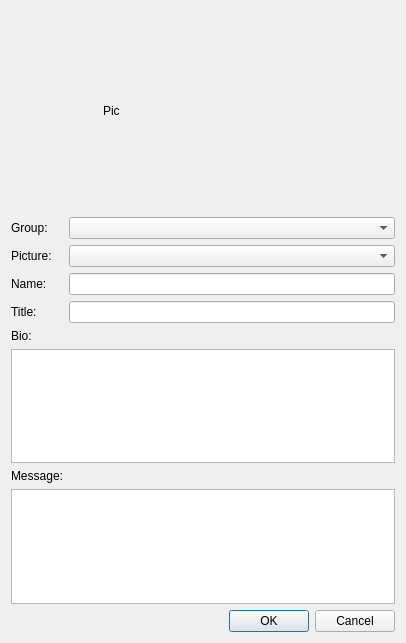
Old version of the form ui/EditLobbyistDialog.ui in the repository dmzdev/stance.
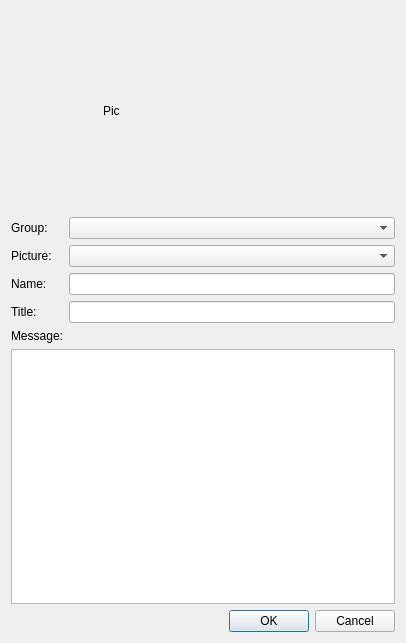
New version of the form.

Commit message: Finished combining the Newspaper, Memo, Video and Lobbyist scripts into one media.js script.

The edit to the form file:
```diff
--- a/ui/EditLobbyistDialog.ui
+++ b/ui/EditLobbyistDialog.ui
@@ -123,23 +123,13 @@
       <widget class="QLineEdit" name="lobbyistTitle"/>
      </item>
      <item row="4" column="0">
-      <widget class="QLabel" name="label_3">
-       <property name="text">
-        <string>Bio:</string>
-       </property>
-      </widget>
-     </item>
-     <item row="5" column="0" colspan="2">
-      <widget class="QTextEdit" name="lobbyistBio"/>
-     </item>
-     <item row="6" column="0">
       <widget class="QLabel" name="label_4">
        <property name="text">
         <string>Message:</string>
        </property>
       </widget>
      </item>
-     <item row="7" column="0" colspan="2">
+     <item row="5" column="0" colspan="2">
       <widget class="QTextEdit" name="lobbyistMessage"/>
      </item>
     </layout>
```
The commit also changes 5 other files.
